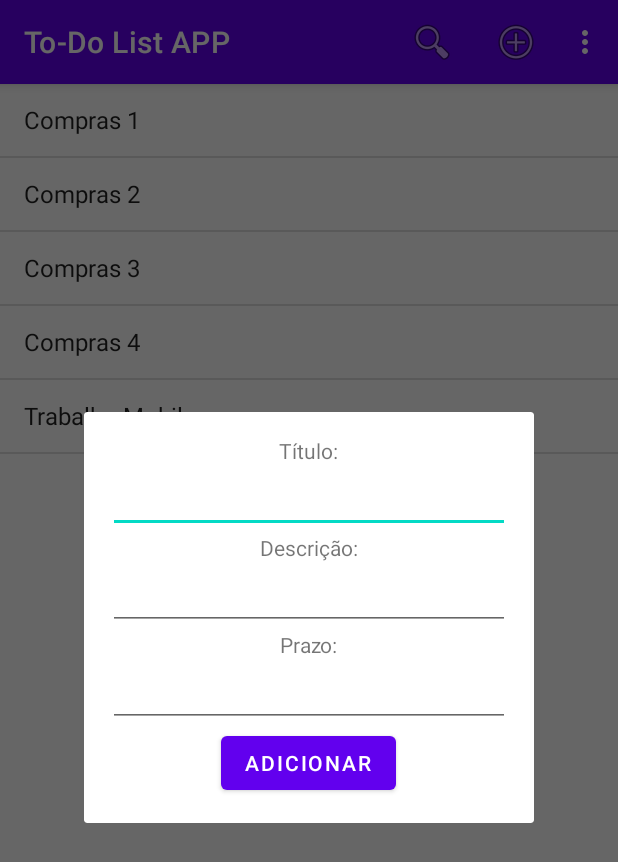
After one commit to isaken1/to-do-android, an Android app: the fragment TaskDialogFragment placed in its activity, on a phone screen of 412 x 824 dp. The commit adds this screen. Shown: the top 862 px of the screen. Run offline under Robolectric (Android 15) with nearby library versions, the phone set to English and light mode, and no system bars.

Commit message:
Adicionar tarefa

```diff
--- /dev/null
+++ b/app/src/main/java/com/example/to_dolistapp/Fragments/TaskDialogFragment.java
@@ -0,0 +1,137 @@
+package com.example.to_dolistapp.Fragments;
+
+import android.app.Activity;
+import android.app.AlertDialog;
+import android.app.DatePickerDialog;
+import android.os.Bundle;
+
+import androidx.annotation.NonNull;
+import androidx.annotation.Nullable;
+import androidx.fragment.app.DialogFragment;
+import androidx.fragment.app.Fragment;
+
+import android.text.Editable;
+import android.text.TextWatcher;
+import android.view.LayoutInflater;
+import android.view.View;
+import android.view.ViewGroup;
+import android.widget.Button;
+import android.widget.DatePicker;
+import android.widget.EditText;
+
+import com.example.to_dolistapp.R;
+import com.example.to_dolistapp.model.Task;
+
+import java.text.ParseException;
+import java.text.SimpleDateFormat;
+import java.util.Calendar;
+import java.util.Date;
+
+
+public class TaskDialogFragment extends DialogFragment {
+
+    public static final String DIALOG_TAG = "addDialog";
+    private EditText etTitulo;
+    private EditText etDescricao;
+    private EditText etDataFinal;
+
+    private Button btnAdicionar;
+
+    private DatePickerDialog datePickerDialog;
+
+    private Task task;
+
+    public TaskDialogFragment(){
+
+    }
+
+    public static TaskDialogFragment novaInstancia(){
+        TaskDialogFragment taskDialogFragment = new TaskDialogFragment();
+        return taskDialogFragment;
+    }
+
+    @Override
+    public void onCreate(@Nullable Bundle savedInstanceState) {
+        super.onCreate(savedInstanceState);
+
+        task = new Task();
+
+        iniciarDatePicker();
+    }
+
+    private void iniciarDatePicker(){
+        DatePickerDialog.OnDateSetListener dateSetListener = new DatePickerDialog.OnDateSetListener(){
+
+            @Override
+            public void onDateSet(DatePicker view, int year, int month, int dayOfMonth) {
+                month+=1;
+                if(month<10){
+                    etDataFinal.setText(dayOfMonth+"/0"+month+"/"+year);
+                } else{
+                    etDataFinal.setText(dayOfMonth+"/"+month+"/"+year);
+                }
+
+            }
+        };
+
+        Calendar cal = Calendar.getInstance();
+
+        int style = AlertDialog.THEME_HOLO_LIGHT;
+
+        datePickerDialog = new DatePickerDialog(getContext(), style, dateSetListener,
+                cal.get(Calendar.YEAR), cal.get(Calendar.MONTH), cal.get(Calendar.DAY_OF_MONTH));
+    }
+
+    @Nullable
+    @Override
+    public View onCreateView(@NonNull LayoutInflater inflater, @Nullable ViewGroup container, @Nullable Bundle savedInstanceState) {
+        View layout = inflater.inflate(R.layout.fragment_task_dialog, container, false);
+
+        etTitulo = layout.findViewById(R.id.etTitulo);
+        etDescricao = layout.findViewById(R.id.etDescricao);
+        etDataFinal = layout.findViewById(R.id.etDataFinal);
+
+        etDataFinal.setOnClickListener(new View.OnClickListener() {
+            @Override
+            public void onClick(View v) {
+                datePickerDialog.show();
+            }
+        });
+
+        btnAdicionar = layout.findViewById(R.id.btnAdicionar);
+        btnAdicionar.setOnClickListener(new View.OnClickListener() {
+            @Override
+            public void onClick(View v) {
+                adicionarTask();
+            }
+        });
+
+        getDialog().setTitle("Adicionar Tarefa");
+
+        return layout;
+    }
+
+    public void adicionarTask(){
+        Activity activity = getActivity();
+        SimpleDateFormat sdf = new SimpleDateFormat("dd/MM/yyyy");
+
+        if(activity instanceof AoAdicionarTask){
+            task.setTitle(etTitulo.getText().toString());
+            task.setDescription(etDescricao.getText().toString());
+            try {
+                task.setFinishDate(sdf.parse(etDataFinal.getText().toString()));
+            } catch (ParseException e) {
+                e.printStackTrace();
+            }
+        }
+
+        AoAdicionarTask listener = (AoAdicionarTask) activity;
+        listener.adicionouTask(task);
+
+        dismiss();
+    }
+
+    public interface AoAdicionarTask{
+        void adicionouTask(Task task);
+    }
+}
--- a/app/src/main/java/com/example/to_dolistapp/Fragments/TaskListFragment.java
+++ b/app/src/main/java/com/example/to_dolistapp/Fragments/TaskListFragment.java
@@ -44,6 +44,11 @@ public class TaskListFragment extends ListFragment {
 
     }
 
+    public void addTask(Task task){
+        mTasks.add(task);
+        mAdapter.notifyDataSetChanged();
+    }
+
     private List<Task> loadTask(){
 
         List<Task> tasks = new ArrayList<Task>();
--- a/app/src/main/java/com/example/to_dolistapp/TaskActivity.java
+++ b/app/src/main/java/com/example/to_dolistapp/TaskActivity.java
@@ -1,21 +1,31 @@
 package com.example.to_dolistapp;
 
+import androidx.annotation.NonNull;
 import androidx.appcompat.app.AppCompatActivity;
 import androidx.fragment.app.FragmentManager;
 
 import android.content.Intent;
 import android.os.Bundle;
+import android.view.Menu;
+import android.view.MenuItem;
 
+import com.example.to_dolistapp.Fragments.TaskDialogFragment;
 import com.example.to_dolistapp.Fragments.TaskListFragment;
 import com.example.to_dolistapp.model.Task;
 
-public class TaskActivity extends AppCompatActivity implements TaskListFragment.AoClicarNaTask {
+public class TaskActivity extends AppCompatActivity implements TaskListFragment.AoClicarNaTask,
+    TaskDialogFragment.AoAdicionarTask {
+
+    private FragmentManager fragmentManager;
+    private TaskListFragment taskListFragment;
 
     @Override
     protected void onCreate(Bundle savedInstanceState) {
         super.onCreate(savedInstanceState);
         setContentView(R.layout.activity_task);
 
+        fragmentManager = getSupportFragmentManager();
+        taskListFragment = (TaskListFragment) fragmentManager.findFragmentById(R.id.fragmentList);
     }
 
     @Override
@@ -27,4 +37,26 @@ public class TaskActivity extends AppCompatActivity implements TaskListFragment.
         startActivity(it);
 
     }
+
+    @Override
+    public boolean onCreateOptionsMenu(Menu menu) {
+        getMenuInflater().inflate(R.menu.menu, menu);
+        return true;
+    }
+
+    @Override
+    public boolean onOptionsItemSelected(@NonNull MenuItem item) {
+        switch (item.getItemId()){
+            case R.id.acao_novo:
+                TaskDialogFragment taskDialogFragment = TaskDialogFragment.novaInstancia();
+                taskDialogFragment.show(fragmentManager, TaskDialogFragment.DIALOG_TAG);
+        }
+
+        return super.onOptionsItemSelected(item);
+    }
+
+    @Override
+    public void adicionouTask(Task task) {
+        taskListFragment.addTask(task);
+    }
 }
--- a/app/src/main/java/com/example/to_dolistapp/model/Task.java
+++ b/app/src/main/java/com/example/to_dolistapp/model/Task.java
@@ -10,6 +10,10 @@ public class Task implements Serializable {
     private String description;
     private Date initialDate;
     private Date finishDate;
+
+    public Task(){
+        this.initialDate = new Date();
+    }
 
     public Task (String titulo, String descricao){
         this.title = titulo;
--- /dev/null
+++ b/app/src/main/res/layout/fragment_task_dialog.xml
@@ -0,0 +1,65 @@
+<?xml version="1.0" encoding="utf-8"?>
+<ScrollView
+    android:layout_width="wrap_content"
+    android:layout_height="wrap_content"
+    android:id="@+id/scrollView"
+    xmlns:android="http://schemas.android.com/apk/res/android">
+
+    <LinearLayout
+        android:layout_width="300dp"
+        android:layout_height="match_parent"
+        android:gravity="center"
+        android:orientation="vertical"
+        android:padding="16dp">
+
+        <TextView
+            android:id="@+id/tv1"
+            android:layout_width="wrap_content"
+            android:layout_height="wrap_content"
+            android:text="Título:" />
+
+        <EditText
+            android:id="@+id/etTitulo"
+            android:layout_width="match_parent"
+            android:layout_height="wrap_content"
+            android:imeOptions="actionNext"
+            android:inputType="textCapWords" />
+
+        <TextView
+            android:id="@+id/tv2"
+            android:layout_width="wrap_content"
+            android:layout_height="wrap_content"
+            android:text="Descrição:" />
+
+        <EditText
+            android:id="@+id/etDescricao"
+            android:layout_width="match_parent"
+            android:layout_height="wrap_content"
+            android:imeOptions="actionNext"
+            android:inputType="textCapWords" />
+
+        <TextView
+            android:id="@+id/textView"
+            android:layout_width="wrap_content"
+            android:layout_height="wrap_content"
+            android:text="Prazo:" />
+
+        <EditText
+            android:id="@+id/etDataFinal"
+            android:focusable="false"
+            android:layout_width="match_parent"
+            android:layout_height="wrap_content"
+            android:ems="10"
+            android:inputType="date" />
+
+        <Button
+            android:id="@+id/btnAdicionar"
+            android:layout_width="wrap_content"
+            android:layout_height="wrap_content"
+            android:text="Adicionar" />
+
+
+    </LinearLayout>
+
+
+</ScrollView>
--- /dev/null
+++ b/app/src/main/res/menu/menu.xml
@@ -0,0 +1,21 @@
+<?xml version="1.0" encoding="utf-8"?>
+<menu xmlns:android="http://schemas.android.com/apk/res/android"
+    xmlns:app="http://schemas.android.com/apk/res-auto">
+
+    <item android:id="@+id/acao_pesquisar"
+        android:title="@string/acao_pesquisar"
+        android:icon="@android:drawable/ic_menu_search"
+        app:showAsAction="always|collapseActionView"
+        app:actionViewClass="android.widget.SearchView" />
+
+    <item android:id="@+id/acao_novo"
+        android:title="@string/acao_novo"
+        android:icon="@android:drawable/ic_menu_add"
+        app:showAsAction="always" />
+
+    <item android:id="@+id/acao_info"
+        android:title="@string/acao_info"
+        android:icon="@android:drawable/ic_menu_info_details"
+        app:showAsAction="never" />
+
+</menu>
--- /dev/null
+++ b/app/src/main/res/values-night/strings.xml
@@ -0,0 +1,6 @@
+<?xml version="1.0" encoding="utf-8"?>
+<resources>
+    <string name="acao_pesquisar">Pesquisar</string>
+    <string name="acao_novo">Nova Tarefa</string>
+    <string name="acao_info">Info</string>
+</resources>
--- a/app/src/main/res/values/strings.xml
+++ b/app/src/main/res/values/strings.xml
@@ -2,4 +2,7 @@
     <string name="app_name">To-Do List APP</string>
     <!-- TODO: Remove or change this placeholder text -->
     <string name="hello_blank_fragment">Hello blank fragment</string>
+    <string name="acao_pesquisar">Pesquisar</string>
+    <string name="acao_novo">Nova Tarefa</string>
+    <string name="acao_info">Info</string>
 </resources>
```
